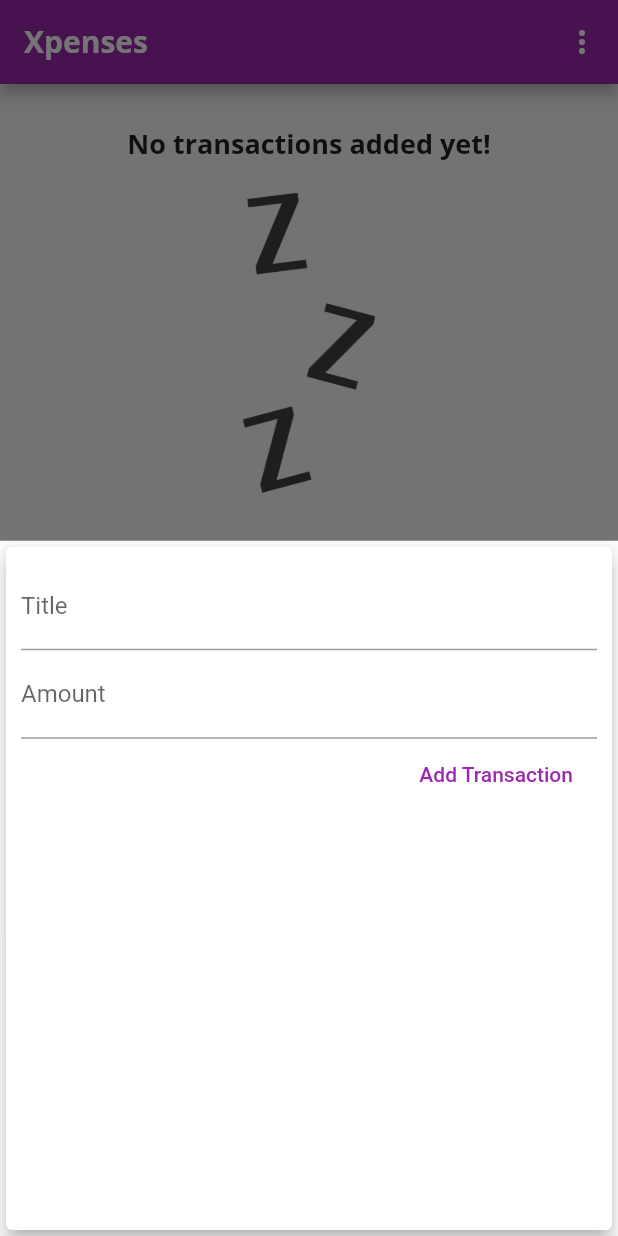
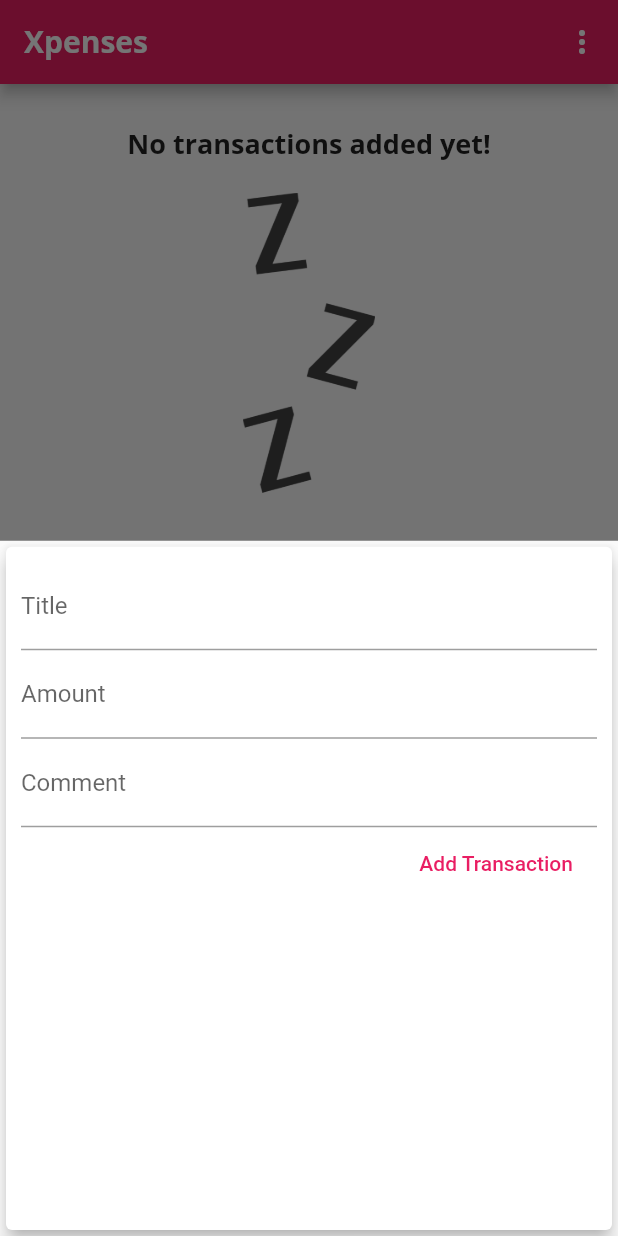
Before and after one commit to Sameer-W/Xpenses, a Flutter app: the screen it shows after launch, after a tap on the "add" icon, on a phone screen of 412 x 824 dp. Run offline on Flutter 3.47's test engine with Material 2 defaults, Android fonts, the phone set to English and light mode, and no system bars.

Commit message:
Added Comments and created delete option, next update will be firebase

```diff
--- a/lib/main.dart
+++ b/lib/main.dart
@@ -13,7 +13,7 @@ class MyApp extends StatelessWidget {
     return MaterialApp(
       title: 'Personal Expenses',
       theme: ThemeData(
-          primarySwatch: Colors.purple,
+          primarySwatch: Colors.pink,
           accentColor: Colors.amber,
           fontFamily: 'Quicksand',
           textTheme: ThemeData.light().textTheme.copyWith(
@@ -60,10 +60,11 @@ class _MyHomePageState extends State<MyHomePage> {
     // ),
   ];
 
-  void _addNewTransaction(String txTitle, double txAmount) {
+  void _addNewTransaction(String txTitle, double txAmount, String txComment) {
     final newTx = Transaction(
       title: txTitle,
       amount: txAmount,
+      comment: txComment,
       date: DateTime.now(),
       id: DateTime.now().toString(),
     );
@@ -128,7 +129,10 @@ class _MyHomePageState extends State<MyHomePage> {
       ),
       floatingActionButtonLocation: FloatingActionButtonLocation.endFloat,
       floatingActionButton: FloatingActionButton(
-        child: Icon(Icons.add),
+        child: Icon(
+          Icons.add,
+          color: Colors.white,
+        ),
         onPressed: () => _startAddNewTransaction(context),
       ),
     );
--- a/lib/models/transaction.dart
+++ b/lib/models/transaction.dart
@@ -3,12 +3,15 @@ import 'package:flutter/foundation.dart';
 class Transaction {
   final String id;
   final String title;
+  final String comment;
   final double amount;
+
   final DateTime date;
 
   Transaction({
     @required this.id,
     @required this.title,
+    this.comment,
     @required this.amount,
     @required this.date,
   });
--- a/lib/widgets/new_transaction.dart
+++ b/lib/widgets/new_transaction.dart
@@ -11,21 +11,18 @@ class NewTransaction extends StatefulWidget {
 
 class _NewTransactionState extends State<NewTransaction> {
   final titleController = TextEditingController();
-
+  final commentController = TextEditingController();
   final amountController = TextEditingController();
 
   void submitData() {
     final enteredTitle = titleController.text;
     final enteredAmount = double.parse(amountController.text);
-
-    if (enteredTitle.isEmpty || enteredAmount <= 0) {
+    final enteredComment = commentController.text;
+    if (enteredTitle.isEmpty || enteredAmount <= 0 || enteredComment.isEmpty) {
       return;
     }
 
-    widget.addTx(
-      enteredTitle,
-      enteredAmount,
-    );
+    widget.addTx(enteredTitle, enteredAmount, enteredComment);
 
     Navigator.of(context).pop();
   }
@@ -54,9 +51,17 @@ class _NewTransactionState extends State<NewTransaction> {
               onSubmitted: (_) => submitData(),
               // onChanged: (val) => amountInput = val,
             ),
+            TextField(
+              decoration: InputDecoration(labelText: 'Comment'),
+              controller: commentController,
+              onSubmitted: (_) => submitData(),
+              // onChanged: (val) {
+              //   titleInput = val;
+              // },
+            ),
             FlatButton(
               child: Text('Add Transaction'),
-              textColor: Colors.purple,
+              textColor: Colors.pink,
               onPressed: submitData,
             ),
           ],
--- a/pubspec.yaml
+++ b/pubspec.yaml
@@ -19,7 +19,7 @@ environment:
 dependencies:
   flutter:
     sdk: flutter
-  intl: ^0.15.8
+  intl: ^0.16.1
 
   # The following adds the Cupertino Icons font to your application.
   # Use with the CupertinoIcons class for iOS style icons.
```
Also changed, not shown: lib/widgets/transaction_list.dart (+9 -1 lines), lib/widgets/new_credit.dart (added), pubspec.lock.
